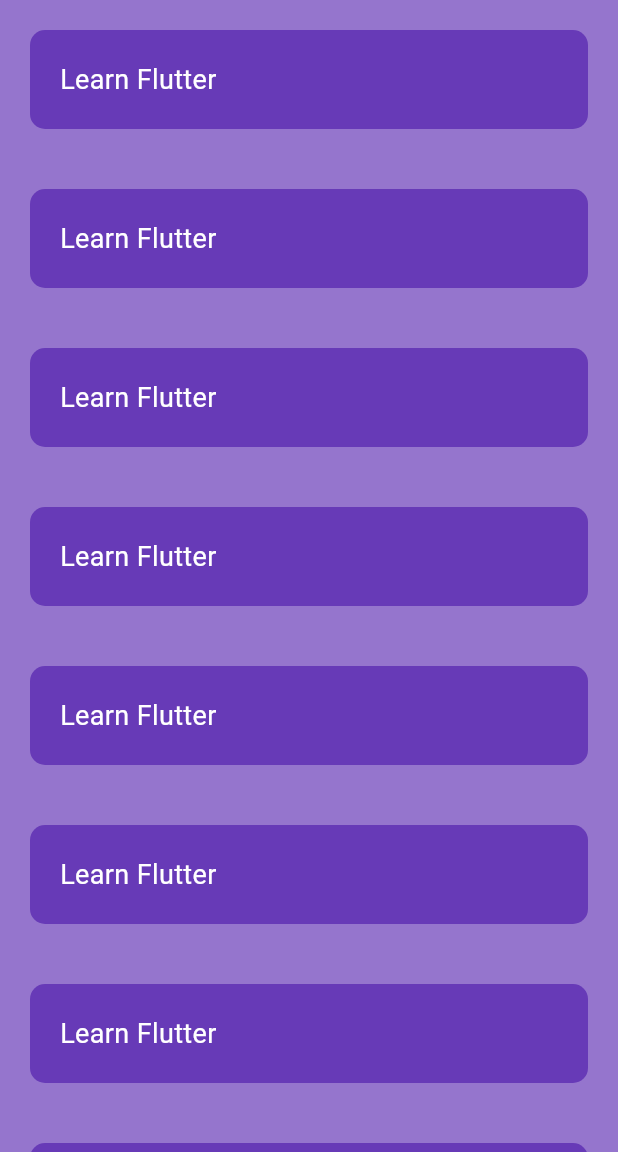
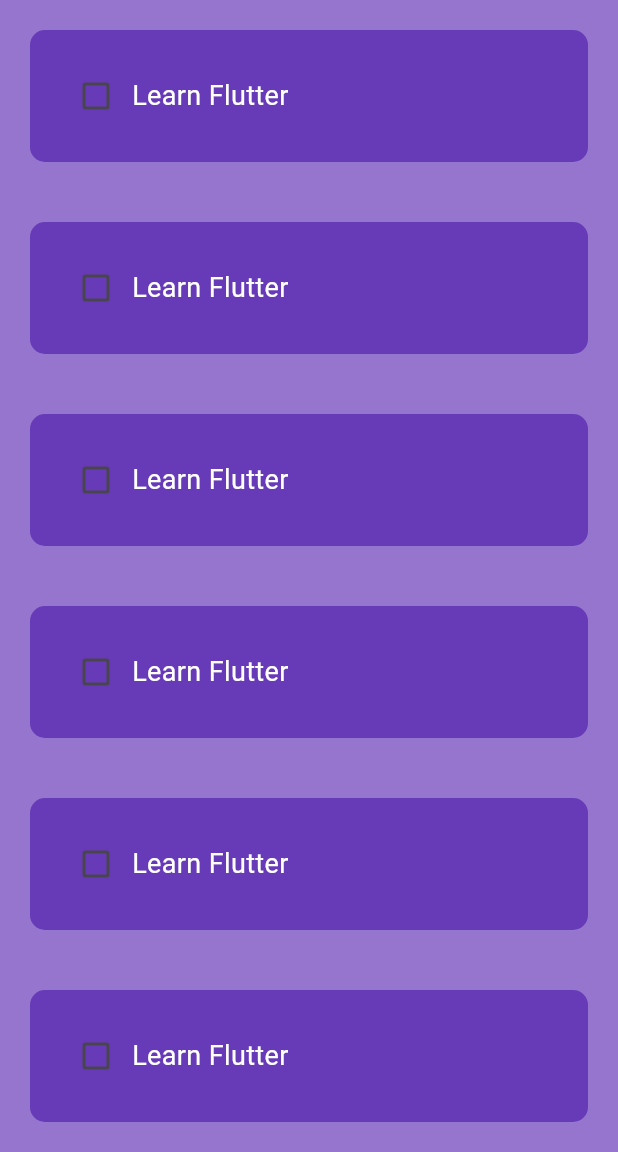
Before and after one commit to AfzazulZaman/Todo_App, a Flutter app: the screen it shows after launch, on a phone screen of 412 x 824 dp, the part 84-1236 px from its top. Run offline on Flutter 3.47's test engine with Material 3 defaults, Android fonts, the phone set to English and light mode, and no system bars.

Commit message:
lineThorugh-added

```diff
--- a/lib/home_page.dart
+++ b/lib/home_page.dart
@@ -1,15 +1,18 @@
 import 'package:flutter/material.dart';
-import 'package:flutter_app_1/todo_list.dart';
 
-void main()
-{
+void main() {
   runApp(HomePage());
 }
 
-class HomePage extends StatelessWidget {
+class HomePage extends StatefulWidget {
   HomePage({super.key});
 
-  final List toDoList = [
+  @override
+  State<HomePage> createState() => _HomePageState();
+}
+
+class _HomePageState extends State<HomePage> {
+  final List<List<dynamic>> toDoList = [
     ['Learn Flutter', false],
     ['Learn Flutter', false],
     ['Learn Flutter', false],
@@ -42,18 +45,34 @@ class HomePage extends StatelessWidget {
                 borderRadius: BorderRadius.circular(10),
               ),
               padding: const EdgeInsets.all(20),
+              child: Row(
+                children: [
+                  Checkbox(
+                    activeColor: Colors.white,
+                    checkColor: Colors.black,
+                    value: toDoList[index][1],
+                    onChanged: (bool? newBool) {
+                      setState(() {
+                        toDoList[index][1] = newBool ?? false; // Update the item’s completion status
+                      });
+                    },
+                  ),
+                  Expanded(
                     child: Text(
                       toDoList[index][0],
-                style: const TextStyle(
+                      style: TextStyle(
                         color: Colors.white,
                         fontSize: 18,
+                        decoration: (toDoList[index][1] ?? false) ? TextDecoration.lineThrough : TextDecoration.none,
                       ),
                     ),
                   ),
+                ],
+              ),
+            ),
           );
-        }
+        },
       ),
-
     );
   }
 }
```
Lines whose indentation alone changed are shown as unchanged.
